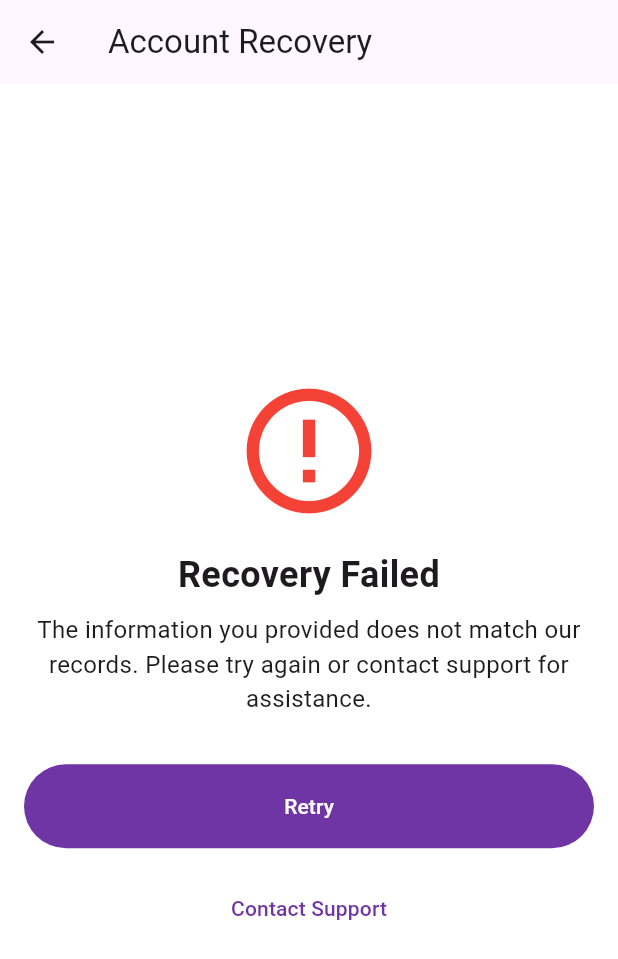
After one commit to LuwinWickramasinghe/Biomark, a Flutter app: the RecoveryUnsuccessfulScreen screen opened directly, on a phone screen of 412 x 824 dp. The commit adds this screen. Shown: the top 959 px of the screen. Run offline on Flutter 3.47's test engine with Material 3 defaults, Android fonts, the phone set to English and light mode, and no system bars; our stand-ins replace flutter_svg.

Commit message:
password recovery successful and unsuccessful pages

```diff
--- /dev/null
+++ b/lib/Screens/RecoveryConfirmation/recovery_unsuccessful.dart
@@ -0,0 +1,65 @@
+import 'package:flutter/material.dart';
+import 'package:biomark/constants.dart';
+
+class RecoveryUnsuccessfulScreen extends StatelessWidget {
+  const RecoveryUnsuccessfulScreen({Key? key}) : super(key: key);
+
+  @override
+  Widget build(BuildContext context) {
+    return Scaffold(
+      appBar: AppBar(
+        title: const Text("Account Recovery"),
+      ),
+      body: Padding(
+        padding: const EdgeInsets.all(16.0),
+        child: Column(
+          mainAxisAlignment: MainAxisAlignment.center,
+          crossAxisAlignment: CrossAxisAlignment.center,
+          children: [
+            const Icon(
+              Icons.error_outline,
+              color: Colors.red,
+              size: 100,
+            ),
+            const SizedBox(height: defaultPadding),
+            const Text(
+              "Recovery Failed",
+              style: TextStyle(
+                fontSize: 24,
+                fontWeight: FontWeight.bold,
+              ),
+              textAlign: TextAlign.center,
+            ),
+            const SizedBox(height: defaultPadding / 2),
+            const Text(
+              "The information you provided does not match our records. Please try again or contact support for assistance.",
+              style: TextStyle(fontSize: 16),
+              textAlign: TextAlign.center,
+            ),
+            const SizedBox(height: defaultPadding * 2),
+
+            // Retry Button
+            ElevatedButton(
+              onPressed: () {
+                Navigator.pop(context); // Go back to the recovery form to retry
+              },
+              child: const Text("Retry"),
+            ),
+            const SizedBox(height: defaultPadding),
+
+            // Contact Support Button
+            TextButton(
+              onPressed: () {
+                // Implement contact support logic here
+              },
+              child: const Text(
+                "Contact Support",
+                style: TextStyle(color: kPrimaryColor),
+              ),
+            ),
+          ],
+        ),
+      ),
+    );
+  }
+}
```
Also changed, not shown: lib/Screens/RecoveryConfirmation/recovery_confirmation_screen.dart (+28 -11 lines), lib/Screens/RecoveryConfirmation/recovery_successful.dart (added, +58 -0 lines).
